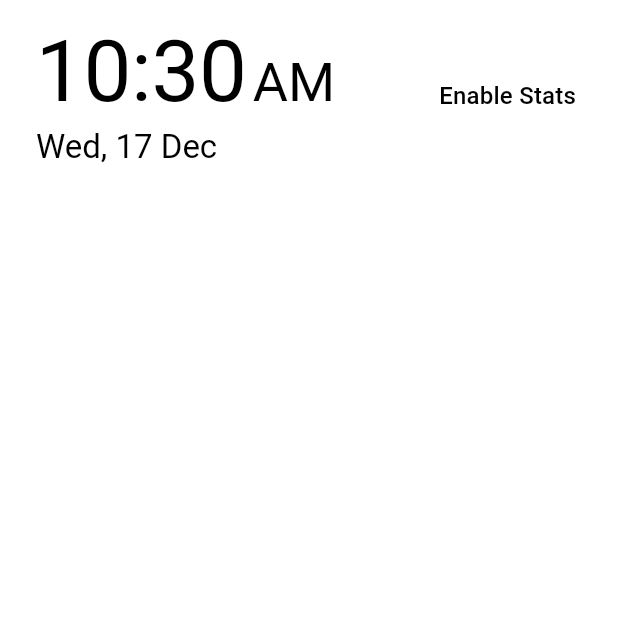
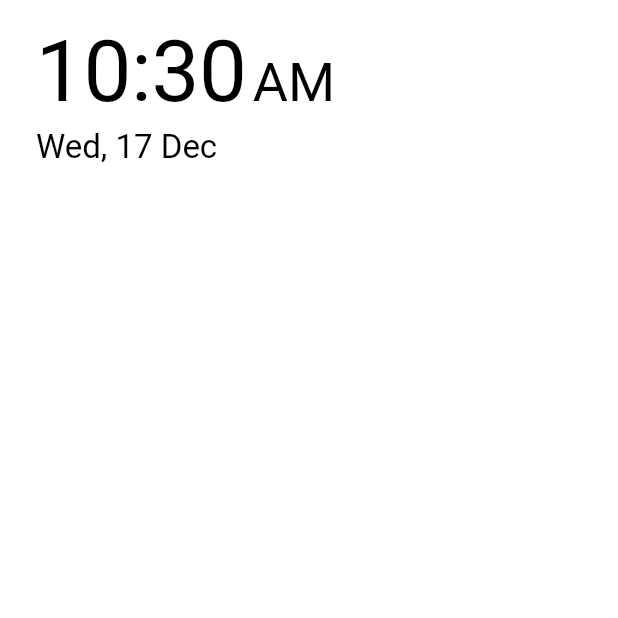
Before and after one commit to tarunvelagala/void_minimalist_launcher, a Flutter app: the screen it shows after launch, on a phone screen of 412 x 824 dp, the top half of it. Run offline on Flutter 3.47's test engine with Material 3 defaults, Android fonts, the phone set to English and light mode, and no system bars; our stand-ins replace shared_preferences; missing offline and left inert: android_intent_plus.

Commit message:
refactor: Remove usage stats feature and introduce responsive layout utilities and constants

```diff
--- a/lib/features/home/domain/domain.dart
+++ /dev/null
@@ -1,3 +0,0 @@
-// Domain layer exports for home feature
-export 'models/usage_data_model.dart';
-export 'utils/usage_utils.dart';
--- a/lib/features/home/domain/models/usage_data_model.dart
+++ /dev/null
@@ -1,6 +0,0 @@
-class UsageDataModel {
-  final String screenTime;
-  final int unlockCount;
-
-  UsageDataModel({required this.screenTime, required this.unlockCount});
-}
--- /dev/null
+++ b/lib/features/home/presentation/constants.dart
@@ -0,0 +1,10 @@
+class Constants {
+  // Layout Paddings
+  static const double mobileHorizontalPadding = 24.0;
+  static const double tabletHorizontalPadding = 64.0;
+  static const double topMargin = 16.0;
+  static const double bottomMargin = 40.0;
+
+  // Breakpoints
+  static const double tabletBreakpoint = 600.0;
+}
--- a/lib/features/home/presentation/pages/home_page.dart
+++ b/lib/features/home/presentation/pages/home_page.dart
@@ -1,8 +1,9 @@
 import 'package:flutter/material.dart';
 import 'package:provider/provider.dart';
+import 'package:return_zero/features/home/presentation/constants.dart';
 import 'package:return_zero/features/home/presentation/providers/home_settings_provider.dart';
+import 'package:return_zero/features/home/presentation/utils/alignment_utils.dart';
 import 'package:return_zero/features/home/presentation/widgets/chronos/chronos.dart';
-import 'package:return_zero/features/home/presentation/widgets/usage_stats/usage_stats.dart';
 import 'package:return_zero/features/settings/presentation/pages/settings_page.dart';
 
 class HomePage extends StatelessWidget {
@@ -19,34 +20,52 @@ class HomePage extends StatelessWidget {
     return Scaffold(
       body: GestureDetector(
         onLongPress: () => _navigateToSettings(context),
-        behavior: HitTestBehavior
-            .translucent, // Ensure long press works on empty space
-        child: Consumer<HomeSettingsProvider>(
+        behavior: HitTestBehavior.translucent,
+        child: LayoutBuilder(
+          builder: (context, constraints) {
+            final bool isTablet =
+                constraints.maxWidth > Constants.tabletBreakpoint;
+            final double horizontalPadding = isTablet
+                ? Constants.tabletHorizontalPadding
+                : Constants.mobileHorizontalPadding;
+
+            return Consumer<HomeSettingsProvider>(
               builder: (context, settings, child) {
-            return SizedBox.expand(
+                return SafeArea(
+                  child: Padding(
+                    padding: EdgeInsets.symmetric(
+                      horizontal: horizontalPadding,
+                    ),
                     child: Column(
+                      crossAxisAlignment: settings.alignment,
                       children: [
-                  SafeArea(
-                    child: Padding(
-                      padding: const EdgeInsets.fromLTRB(24.0, 16.0, 24.0, 0),
-                      child: Row(
+                        const SizedBox(height: Constants.topMargin),
+
+                        // --- TOP BAR: Fixed Left/Right ---
+                        const Row(
                           mainAxisAlignment: MainAxisAlignment.spaceBetween,
-                        crossAxisAlignment: CrossAxisAlignment.center,
-                        children: const [
-                          Chronos(),
-                          Expanded(
-                            child: Align(
-                              alignment: Alignment.centerRight,
-                              child: UsageStatsDisplay(),
+                          children: [
+                            Chronos(), // Left Widget
+                            // Right Widget
+                          ],
                         ),
+
+                        const Spacer(),
+
+                        // --- BODY: Respects Alignment Setting ---
+                        Row(
+                          mainAxisAlignment: settings.alignment.toMainAxis,
+                          children: [
+                            // A separate widget for your app list/text
+                          ],
                         ),
+
+                        const SizedBox(height: Constants.bottomMargin),
                       ],
                     ),
                   ),
-                  ),
-                  const Spacer(),
-                ],
-              ),
+                );
+              },
             );
           },
         ),
--- a/lib/features/home/presentation/presentation.dart
+++ b/lib/features/home/presentation/presentation.dart
@@ -2,5 +2,3 @@
 export 'pages/home_page.dart';
 export 'providers/home_settings_provider.dart';
 export 'widgets/chronos/chronos.dart';
-export 'widgets/usage_stats/stat.dart';
-export 'widgets/usage_stats/usage_stats.dart';
--- a/lib/features/home/presentation/widgets/usage_stats/usage_permissions.dart
+++ /dev/null
@@ -1,25 +0,0 @@
-import 'package:flutter/material.dart';
-
-class UsagePermissions extends StatelessWidget {
-  /// Callback for when the user taps to grant permission.
-  /// Usually calls [UsageUtils.grantPermission].
-  final VoidCallback onTap;
-
-  const UsagePermissions({super.key, required this.onTap});
-
-  @override
-  Widget build(BuildContext context) {
-    return GestureDetector(
-      onTap: onTap,
-      // HitTestBehavior.opaque ensures the padding area is also tappable
-      behavior: HitTestBehavior.opaque,
-      child: Padding(
-        padding: const EdgeInsets.symmetric(vertical: 8.0, horizontal: 4.0),
-        child: Text(
-          'Enable Stats',
-          style: Theme.of(context).textTheme.titleMedium,
-        ),
-      ),
-    );
-  }
-}
--- a/lib/features/home/presentation/widgets/usage_stats/usage_stats.dart
+++ /dev/null
@@ -1,86 +0,0 @@
-import 'package:flutter/material.dart';
-import 'package:return_zero/features/home/domain/utils/usage_utils.dart';
-import 'package:return_zero/features/home/presentation/widgets/usage_stats/stat.dart';
-import 'package:return_zero/features/home/presentation/widgets/usage_stats/usage_permissions.dart';
-
-class UsageStatsDisplay extends StatefulWidget {
-  const UsageStatsDisplay({super.key});
-
-  @override
-  State<UsageStatsDisplay> createState() => _UsageStatsDisplayState();
-}
-
-class _UsageStatsDisplayState extends State<UsageStatsDisplay>
-    with WidgetsBindingObserver {
-  int _unlockCount = 0;
-  String _screenTime = '0m';
-  bool _isPermissionGranted = false;
-  bool _isWellbeingAvailable = false;
-
-  @override
-  void initState() {
-    super.initState();
-    WidgetsBinding.instance.addObserver(this);
-    _checkAndFetchStats();
-    _checkWellbeingAvailability();
-  }
-
-  @override
-  void dispose() {
-    WidgetsBinding.instance.removeObserver(this);
-    super.dispose();
-  }
-
-  @override
-  void didChangeAppLifecycleState(AppLifecycleState state) {
-    if (state == AppLifecycleState.resumed) {
-      _checkAndFetchStats();
-    }
-  }
-
-  Future<void> _checkAndFetchStats() async {
-    bool granted = await UsageUtils.checkPermission();
-    if (mounted) {
-      setState(() {
-        _isPermissionGranted = granted;
-      });
-    }
-
-    if (granted) {
-      final stats = await UsageUtils.getStats();
-      if (mounted) {
-        setState(() {
-          _screenTime = stats.screenTime;
-          _unlockCount = stats.unlockCount;
-        });
-      }
-    }
-  }
-
-  Future<void> _checkWellbeingAvailability() async {
-    bool available = await UsageUtils.isWellbeingAvailable();
-    if (mounted) {
-      setState(() {
-        _isWellbeingAvailable = available;
-      });
-    }
-  }
-
-  @override
-  Widget build(BuildContext context) {
-    return GestureDetector(
-      onTap: _isWellbeingAvailable ? UsageUtils.openDigitalWellbeing : null,
-      child: Column(
-        crossAxisAlignment: CrossAxisAlignment.end,
-        children: [
-          if (_isPermissionGranted) ...[
-            Stat(label: 'Usage', value: _screenTime),
-            const SizedBox(height: 2),
-            Stat(label: 'Unlocks', value: _unlockCount.toString()),
-          ] else
-            UsagePermissions(onTap: UsageUtils.grantPermission),
-        ],
-      ),
-    );
-  }
-}
```
Also changed, not shown: lib/features/home/domain/utils/usage_utils.dart (deleted, +0 -75 lines), lib/features/home/presentation/utils/alignment_utils.dart (added, +16 -0 lines), lib/features/home/presentation/widgets/usage_stats/stat.dart (deleted, +0 -30 lines). Lines whose indentation alone changed are shown as unchanged.
